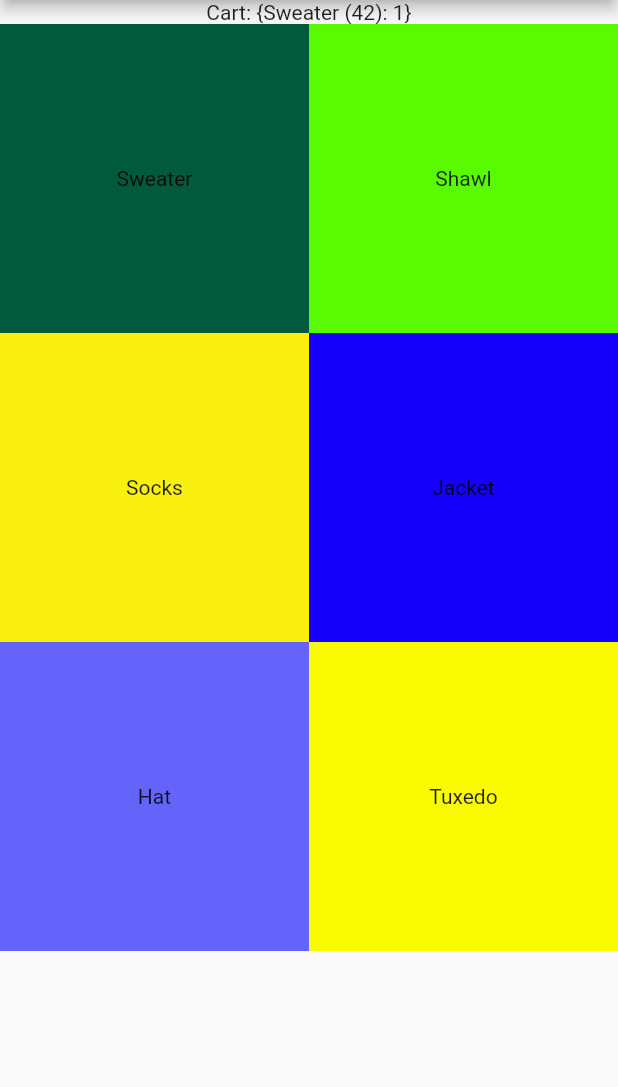
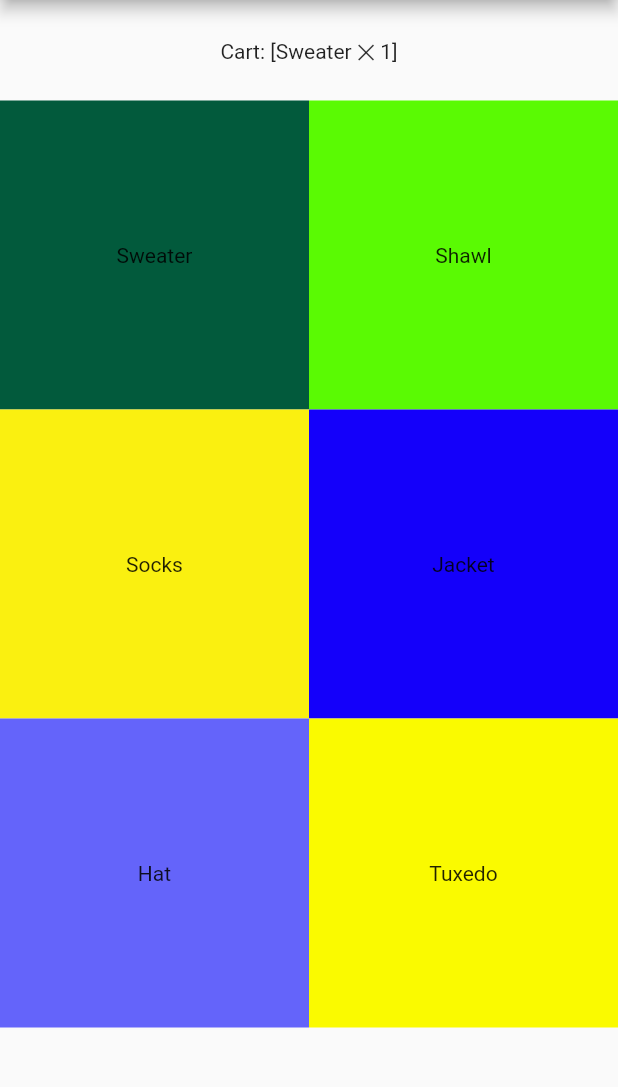
Before and after one commit to filiph/state_experiments, a Flutter app: the screen it shows after launch, after a tap on "Sweater", on a phone screen of 412 x 824 dp, the part 84-1171 px from its top. Run offline on Flutter 3.47's test engine with Material 2 defaults, Android fonts, the phone set to English and light mode, and no system bars.

Commit message:
Some basic refactoring

```diff
--- a/lib/main.dart
+++ b/lib/main.dart
@@ -13,26 +13,28 @@ class MyApp extends StatelessWidget {
       theme: new ThemeData(
         primarySwatch: Colors.blue,
       ),
-      home: new MyHomePage(title: 'Flutter Reactive'),
+      home: new MyHomePage(),
     );
   }
 }
 
 class MyHomePage extends StatefulWidget {
-  MyHomePage({Key key, this.title}) : super(key: key);
-
-  final String title;
+  MyHomePage({Key key}) : super(key: key);
 
   @override
   _MyHomePageState createState() => new _MyHomePageState();
 }
 
 class _MyHomePageState extends State<MyHomePage> {
+  /// The ordered list of products available for purchase.
   List<Product> _catalog = [];
+
+  /// The current state of the user's cart.
   Cart _cart = new Cart();
 
   @override
   void initState() {
+    // Fetch the catalog.
     getProducts().then((value) => setState(() => _catalog = value));
     super.initState();
   }
@@ -41,23 +43,29 @@ class _MyHomePageState extends State<MyHomePage> {
   Widget build(BuildContext context) {
     return new Scaffold(
       appBar: new AppBar(
-        title: new Text(widget.title),
+        title: new Text("Flutter Reactive"),
         actions: <Widget>[
-          new IconButton(icon: new Icon(Icons.shopping_cart), onPressed: () {})
+          new IconButton(
+              icon: new Icon(Icons.shopping_cart),
+              onPressed: () {
+                // TODO: implement this route
+              }),
         ],
       ),
       body: new Column(
         children: <Widget>[
-          new Container(child: new Text("Cart: ${_cart.state}")),
+          new Container(
+              padding: const EdgeInsets.all(24.0),
+              child: new Text("Cart: ${_cart.items}")),
           new Expanded(
             child: new GridView.count(
               crossAxisCount: 2,
               children: _catalog.map((product) {
                 return new Container(
-                    color: product.color,
-                    child: new InkWell(
-                    onTap: () => setState(() =>_cart.add(product)),
-                      child: new Center(child: new Text(product.name)),
+                  color: product.color,
+                  child: new InkWell(
+                    onTap: () => setState(() => _cart.add(product)),
+                    child: new Center(child: new Text(product.name)),
                   ),
                 );
               }).toList(),
--- a/lib/src/cart.dart
+++ b/lib/src/cart.dart
@@ -1,15 +1,61 @@
+import 'dart:collection';
+import 'dart:math';
+
 import 'package:reactive_exploration/src/product.dart';
 
 class Cart {
-  final Map<Product, int> _contents = {};
+  List<CartItem> _items = <CartItem>[];
 
+  /// This is the current state of the cart.
+  ///
+  /// This is a list because users expect their cart items to be in the same
+  /// order they bought them.
+  ///
+  /// It is an unmodifiable view because we don't want a random widget to
+  /// put the cart into a bad state. Use [add] and [remove] to modify the state.
+  UnmodifiableListView<CartItem> get items => new UnmodifiableListView(_items);
+
+  /// Adds [product] to cart. This will either update an existing [CartItem]
+  /// in [items] or add a new one at the end of the list.
   void add(Product product, [int count = 1]) {
-    _contents[product] = _contents.putIfAbsent(product, () => 0) + count;
+    _updateCount(product, count);
   }
 
+  /// Removes [product] from cart. This will either update the count of
+  /// an existing [CartItem] in [items] or remove it entirely (if count reaches
+  /// `0`.
   void remove(Product product, [int count = 1]) {
-    _contents[product] = _contents.putIfAbsent(product, () => count) - count;
+    _updateCount(product, -count);
   }
 
-  Map<Product, int> get state => new Map.unmodifiable(_contents);
+  void _updateCount(Product product, int difference) {
+    if (difference == 0) return;
+    for (int i = 0; i < _items.length; i++) {
+      final item = _items[i];
+      if (product == item.product) {
+        final newCount = item.count + difference;
+        if (newCount <= 0) {
+          _items.removeAt(i);
+          return;
+        }
+        _items[i] = new CartItem(newCount, item.product);
+        return;
+      }
+    }
+    if (difference < 0) return;
+    _items.add(new CartItem(max(difference, 0), product));
+  }
 }
+
+/// A single line in the cart.
+///
+/// Uses [toString] to render itself nice in text.
+class CartItem {
+  final int count;
+  final Product product;
+
+  const CartItem(this.count, this.product);
+
+  @override
+  String toString() => "${product.name} ✕ $count";
+}
--- a/lib/src/product.dart
+++ b/lib/src/product.dart
@@ -1,4 +1,4 @@
-import 'package:flutter/material.dart';
+import 'dart:ui' show Color;
 
 class Product {
   final int id;
@@ -8,5 +8,5 @@ class Product {
   const Product(this.id, this.name, this.color);
 
   @override
-  String toString() => "$name ($id)";
+  String toString() => "$name (id=$id)";
 }
--- a/lib/src/product_db.dart
+++ b/lib/src/product_db.dart
@@ -1,5 +1,5 @@
 import 'dart:async';
-import 'dart:ui';
+import 'dart:ui' show Color;
 
 import 'product.dart';
 
@@ -12,6 +12,10 @@ const List<Product> _products = const <Product>[
   const Product(321, "Tuxedo", const Color.fromRGBO(250, 250, 0, 1.0)),
 ];
 
+/// Returns the catalog of products.
 Future<List<Product>> getProducts() {
+  // This simulates a short delay so that we don't get too cocky about having
+  // this state present from application start (something unlikely to happen
+  // in the real world).
   return new Future.delayed(const Duration(milliseconds: 200), () => _products);
 }
```
